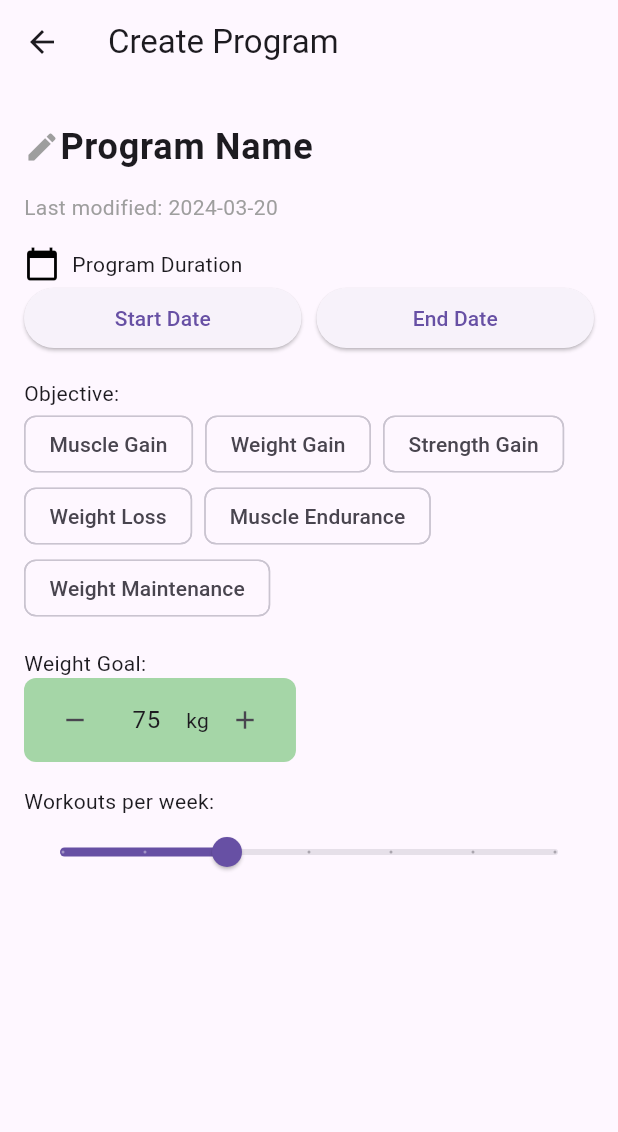
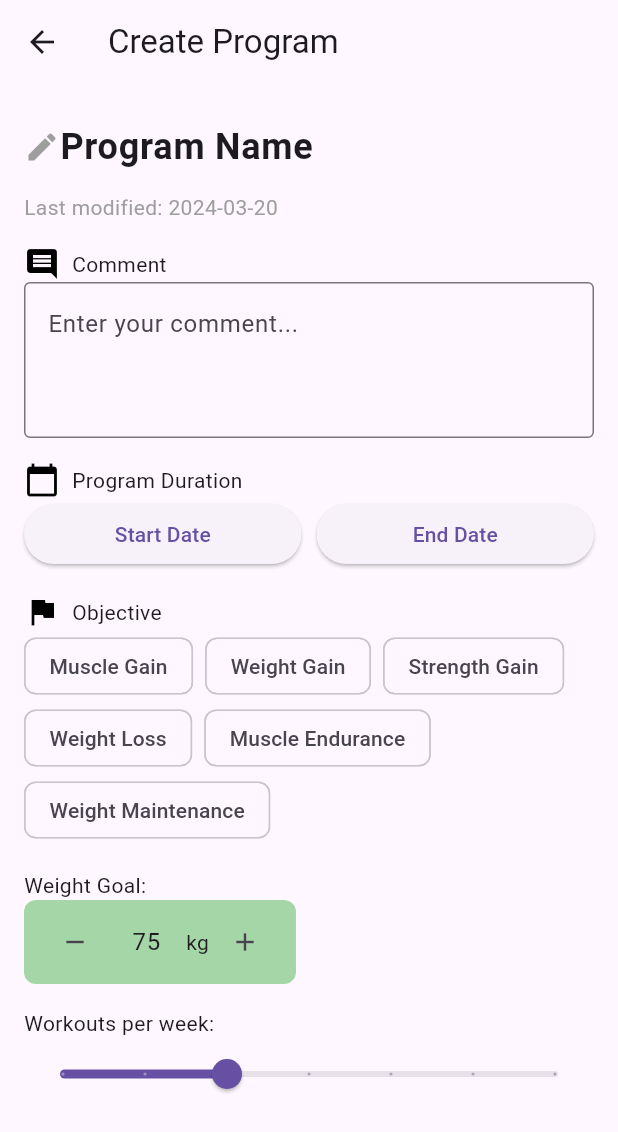
Before and after one commit to remybms/sportin-app, a Flutter app: the CreateProgramPage screen opened directly, on a phone screen of 412 x 824 dp. Shown: the top 1132 px of the screen. Run offline on Flutter 3.47's test engine with Material 3 defaults, Android fonts, the phone set to English and light mode, and no system bars.

Commit message:
✨: upgraded code and added icon

```diff
--- a/lib/pages/create_program.dart
+++ b/lib/pages/create_program.dart
@@ -85,6 +85,24 @@ class _CreateProgramPageState extends State<CreateProgramPage> {
             ),
             SizedBox(height: 16),
 
+            // Write comment
+            Row(
+              children: [
+                Icon(Icons.comment, color: Colors.black),
+                SizedBox(width: 8),
+                Text("Comment"),
+              ],
+            ),
+            TextField(
+              controller: _commentController,
+              decoration: InputDecoration(
+                hintText: "Enter your comment...",
+                border: OutlineInputBorder(),
+              ),
+              maxLines: 3,
+            ),
+            SizedBox(height: 16),
+
             // Program Duration
             Row(
               children: [
@@ -117,7 +135,13 @@ class _CreateProgramPageState extends State<CreateProgramPage> {
             SizedBox(height: 16),
 
 
-            Text("Objective:"),
+            Row(
+              children: [
+                Icon(Icons.flag, color: Colors.black),
+                SizedBox(width: 8),
+                Text("Objective"),
+              ],
+            ),
             Wrap(
               spacing: 8.0,
               children: _objectives.map((objective) {
@@ -130,6 +154,8 @@ class _CreateProgramPageState extends State<CreateProgramPage> {
               }).toList(),
             ),
             SizedBox(height: 16),
+
+
             Text("Weight Goal:"),
             Container(
               decoration: BoxDecoration(
```
